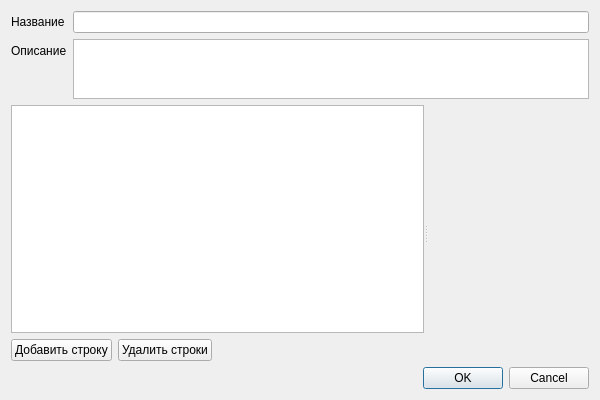
First picture: the form in apps/ConfigEditor/dlg/calibrationdialog.ui, repository voytoff/DataServerQt, before the edit.
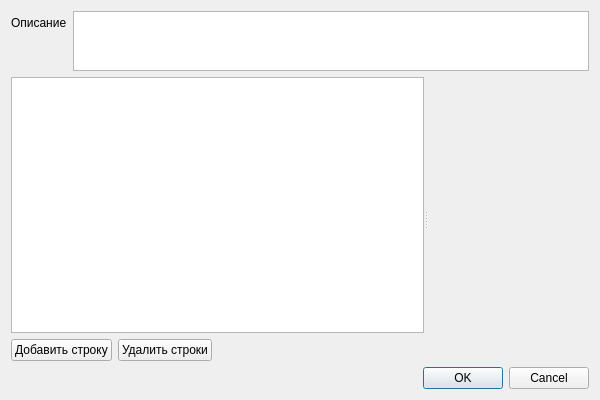
Second picture: the form after the edit. Custom widgets are drawn as their Qt base class.

The edit to the form file:
```diff
--- a/apps/ConfigEditor/dlg/calibrationdialog.ui
+++ b/apps/ConfigEditor/dlg/calibrationdialog.ui
@@ -17,23 +17,13 @@
    <item>
     <layout class="QFormLayout" name="formLayout">
      <item row="0" column="0">
-      <widget class="QLabel" name="labelName">
-       <property name="text">
-        <string>Название</string>
-       </property>
-      </widget>
-     </item>
-     <item row="0" column="1">
-      <widget class="QLineEdit" name="nameEdit"/>
-     </item>
-     <item row="1" column="0">
       <widget class="QLabel" name="labelDescription">
        <property name="text">
         <string>Описание</string>
        </property>
       </widget>
      </item>
-     <item row="1" column="1">
+     <item row="0" column="1">
       <widget class="QTextEdit" name="descriptionEdit">
        <property name="sizePolicy">
         <sizepolicy hsizetype="Expanding" vsizetype="Fixed">
```
Left out of the diff: 1 changed line with no effect on the pictures.
